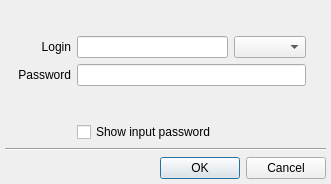
This is src/plugins/gateways/addlegacyaccountdialog.ui in silvansky/Contacts as Qt 5 draws it before an edit. The edited form follows.
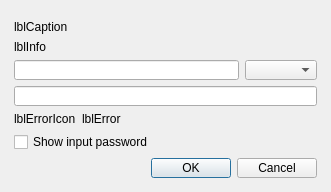
This is the edited form.

The edit to the form file:
```diff
--- a/src/plugins/gateways/addlegacyaccountdialog.ui
+++ b/src/plugins/gateways/addlegacyaccountdialog.ui
@@ -7,7 +7,7 @@
     <x>0</x>
     <y>0</y>
     <width>331</width>
-    <height>184</height>
+    <height>192</height>
    </rect>
   </property>
   <property name="sizePolicy">
@@ -23,133 +23,92 @@
    </size>
   </property>
   <layout class="QVBoxLayout" name="verticalLayout">
-   <property name="margin">
-    <number>5</number>
+   <property name="leftMargin">
+    <number>14</number>
    </property>
+   <property name="topMargin">
+    <number>20</number>
+   </property>
+   <property name="rightMargin">
+    <number>14</number>
+   </property>
+   <property name="bottomMargin">
+    <number>14</number>
+   </property>
    <item>
-    <layout class="QGridLayout" name="gridLayout">
-     <property name="rightMargin">
-      <number>20</number>
+    <widget class="QLabel" name="lblCaption">
+     <property name="text">
+      <string notr="true">lblCaption</string>
      </property>
-     <item row="1" column="1">
-      <widget class="QLabel" name="lblLogin">
-       <property name="text">
-        <string>Login</string>
-       </property>
-       <property name="textFormat">
-        <enum>Qt::PlainText</enum>
-       </property>
-       <property name="alignment">
-        <set>Qt::AlignRight|Qt::AlignTrailing|Qt::AlignVCenter</set>
-       </property>
-       <property name="buddy">
-        <cstring>lneLogin</cstring>
-       </property>
-      </widget>
+     <property name="textFormat">
+      <enum>Qt::RichText</enum>
+     </property>
+     <property name="wordWrap">
+      <bool>true</bool>
+     </property>
+    </widget>
+   </item>
+   <item>
+    <widget class="QLabel" name="lblInfo">
+     <property name="text">
+      <string notr="true">lblInfo</string>
+     </property>
+     <property name="wordWrap">
+      <bool>true</bool>
+     </property>
+    </widget>
+   </item>
+   <item>
+    <layout class="QHBoxLayout" name="horizontalLayout">
+     <item>
+      <widget class="QLineEdit" name="lneLogin"/>
      </item>
-     <item row="1" column="2">
-      <layout class="QHBoxLayout" name="horizontalLayout">
-       <item>
-        <widget class="QLineEdit" name="lneLogin"/>
-       </item>
-       <item>
-        <widget class="QComboBox" name="cmbDomains"/>
-       </item>
-      </layout>
+     <item>
+      <widget class="QComboBox" name="cmbDomains"/>
      </item>
-     <item row="2" column="1">
-      <widget class="QLabel" name="lblPassword">
+    </layout>
+   </item>
+   <item>
+    <widget class="QLineEdit" name="lnePassword">
+     <property name="echoMode">
+      <enum>QLineEdit::Password</enum>
+     </property>
+    </widget>
+   </item>
+   <item>
+    <layout class="QHBoxLayout" name="horizontalLayout_2">
+     <item>
+      <widget class="QLabel" name="lblErrorIcon">
        <property name="text">
-        <string>Password</string>
+        <string notr="true">lblErrorIcon</string>
        </property>
-       <property name="textFormat">
-        <enum>Qt::PlainText</enum>
-       </property>
-       <property name="alignment">
-        <set>Qt::AlignRight|Qt::AlignTrailing|Qt::AlignVCenter</set>
-       </property>
-       <property name="buddy">
-        <cstring>lnePassword</cstring>
-       </property>
       </widget>
      </item>
-     <item row="2" column="2">
-      <widget class="QLineEdit" name="lnePassword">
-       <property name="echoMode">
-        <enum>QLineEdit::Password</enum>
-       </property>
-      </widget>
-     </item>
-     <item row="3" column="2">
+     <item>
       <widget class="QLabel" name="lblError">
-       <property name="palette">
-        <palette>
-         <active>
-          <colorrole role="WindowText">
-           <brush brushstyle="SolidPattern">
-            <color alpha="255">
-             <red>170</red>
-             <green>0</green>
-             <blue>0</blue>
-            </color>
-           </brush>
-          </colorrole>
-         </active>
-         <inactive>
-          <colorrole role="WindowText">
-           <brush brushstyle="SolidPattern">
-            <color alpha="255">
-             <red>170</red>
-             <green>0</green>
-             <blue>0</blue>
-            </color>
-           </brush>
-          </colorrole>
-         </inactive>
-         <disabled>
-          <colorrole role="WindowText">
-           <brush brushstyle="SolidPattern">
-            <color alpha="255">
-             <red>120</red>
-             <green>120</green>
-             <blue>120</blue>
-            </color>
-           </brush>
-          </colorrole>
-         </disabled>
-        </palette>
+       <property name="sizePolicy">
+        <sizepolicy hsizetype="Expanding" vsizetype="Preferred">
+         <horstretch>0</horstretch>
+         <verstretch>0</verstretch>
+        </sizepolicy>
        </property>
-       <property name="textFormat">
-        <enum>Qt::PlainText</enum>
-       </property>
-      </widget>
-     </item>
-     <item row="4" column="2">
-      <widget class="QCheckBox" name="chbShowPassword">
        <property name="text">
-        <string>Show input password</string>
+        <string notr="true">lblError</string>
        </property>
-      </widget>
-     </item>
-     <item row="0" column="1" colspan="2">
-      <widget class="QLabel" name="lblCaption">
        <property name="textFormat">
-        <enum>Qt::RichText</enum>
+        <enum>Qt::PlainText</enum>
        </property>
        <property name="wordWrap">
         <bool>true</bool>
        </property>
       </widget>
      </item>
-     <item row="0" column="0">
-      <widget class="QLabel" name="lblIcon"/>
-     </item>
     </layout>
    </item>
    <item>
-    <widget class="Line" name="line">
-     <property name="orientation">
-      <enum>Qt::Horizontal</enum>
+    <widget class="QCheckBox" name="chbShowPassword">
+     <property name="text">
+      <string>Show input password</string>
      </property>
     </widget>
    </item>
```
